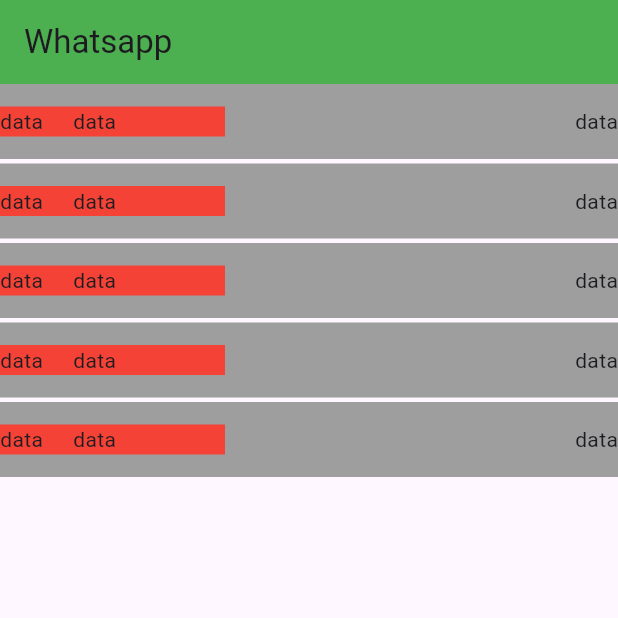
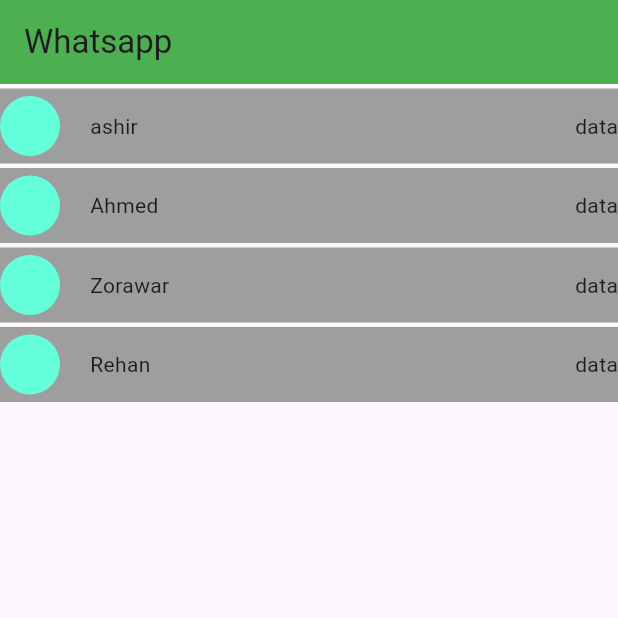
Before and after one commit to ashir227/Flutter_Practise, a Flutter app: the screen it shows after launch, on a phone screen of 412 x 824 dp, the top half of it. Run offline on Flutter 3.47's test engine with Material 3 defaults, Android fonts, the phone set to English and light mode, and no system bars; missing offline and left inert: dart:ffi.

Commit message:
listview

```diff
--- a/login/lib/listview.dart
+++ b/login/lib/listview.dart
@@ -1,7 +1,9 @@
 import 'package:flutter/material.dart';
 
 class customtile extends StatelessWidget {
-  const customtile({super.key});
+  final String name;
+  final bool isEnable = true;
+  const customtile({super.key, required this.name});
 
   @override
   Widget build(BuildContext context) {
@@ -13,14 +15,20 @@ class customtile extends StatelessWidget {
         children: [
           Container(
             width: 150,
-            color: Colors.red,
+            // color: Colors.red,
             child: Row(
-              children: [Text("data"), SizedBox(width: 20), Text("data")],
+              children: [
+                CircleAvatar(backgroundColor: Colors.tealAccent),
+                SizedBox(width: 20),
+                Text(name),
+              ],
             ),
           ),
           Text("data"),
         ],
       ),
     );
+
+    // SizedBox(width: 20,),
   }
 }
--- a/login/lib/widgets.dart
+++ b/login/lib/widgets.dart
@@ -15,31 +15,14 @@ class _customwidgetState extends State<customwidget> {
       appBar: AppBar(backgroundColor: Colors.green, title: Text("Whatsapp")),
       body: Column(
         children: [
-          Container(
-            color: Colors.grey,
-            height: 50,
-            child: Row(
-              mainAxisAlignment: MainAxisAlignment.spaceBetween,
-              children: [
-                Container(
-                  width: 150,
-                  color: Colors.red,
-                  child: Row(
-                    children: [Text("data"), SizedBox(width: 20), Text("data")],
-                  ),
-                ),
-                Text("data"),
-              ],
-            ),
-          ),
           SizedBox(height: 3),
-          customtile(),
+          customtile(name: "ashir"),
           SizedBox(height: 3),
-          customtile(),
+          customtile(name: "Ahmed"),
           SizedBox(height: 3),
-          customtile(),
+          customtile(name: "Zorawar"),
           SizedBox(height: 3),
-          customtile(),
+          customtile(name: "Rehan"),
         ],
       ),
       // Container,
```
